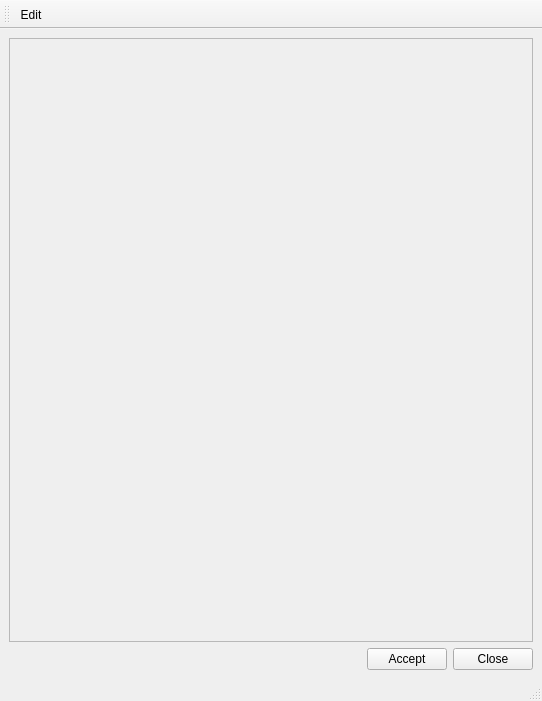
The window that core/ui/shared/info_generic.ui (Giswater/giswater_qgis_plugin) describes before a commit, drawn with Qt 5.
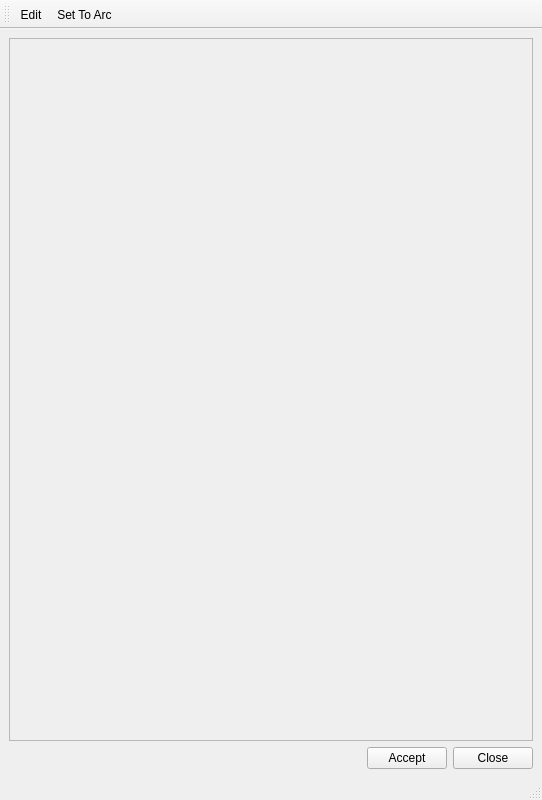
The same window after the commit.

Commit message: feat(info): add set to arc action to oriffice, outlet, pump, weir

What changed in the file:
```diff
--- a/core/ui/shared/info_generic.ui
+++ b/core/ui/shared/info_generic.ui
@@ -7,7 +7,7 @@
     <x>0</x>
     <y>0</y>
     <width>542</width>
-    <height>701</height>
+    <height>800</height>
    </rect>
   </property>
   <property name="windowTitle">
@@ -26,7 +26,7 @@
          <x>0</x>
          <y>0</y>
          <width>518</width>
-         <height>589</height>
+         <height>688</height>
         </rect>
        </property>
        <layout class="QVBoxLayout" name="verticalLayout">
@@ -93,6 +93,7 @@
     <bool>false</bool>
    </attribute>
    <addaction name="actionEdit"/>
+   <addaction name="actionSetToArc"/>
   </widget>
   <action name="actionEdit">
    <property name="checkable">
@@ -102,6 +103,11 @@
     <string>Edit</string>
    </property>
   </action>
+  <action name="actionSetToArc">
+   <property name="text">
+    <string>Set To Arc</string>
+   </property>
+  </action>
  </widget>
  <resources/>
  <connections/>
```
Left out of the diff: 62 changed lines with no effect on the pictures. The commit also changes 1 other file.
